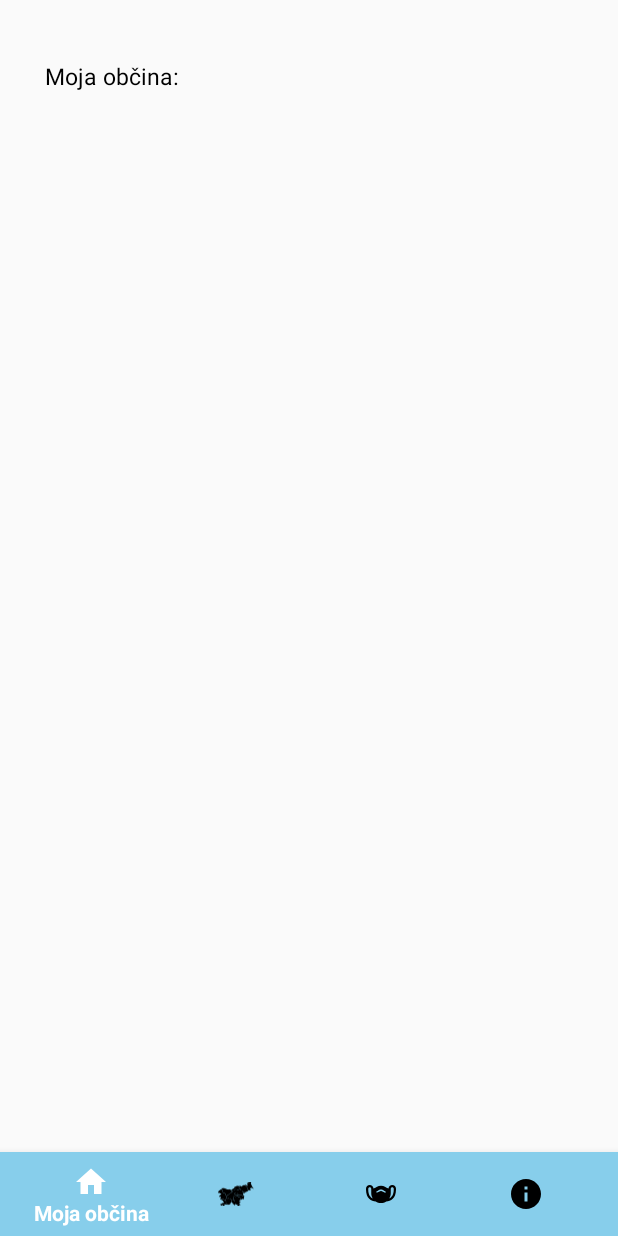
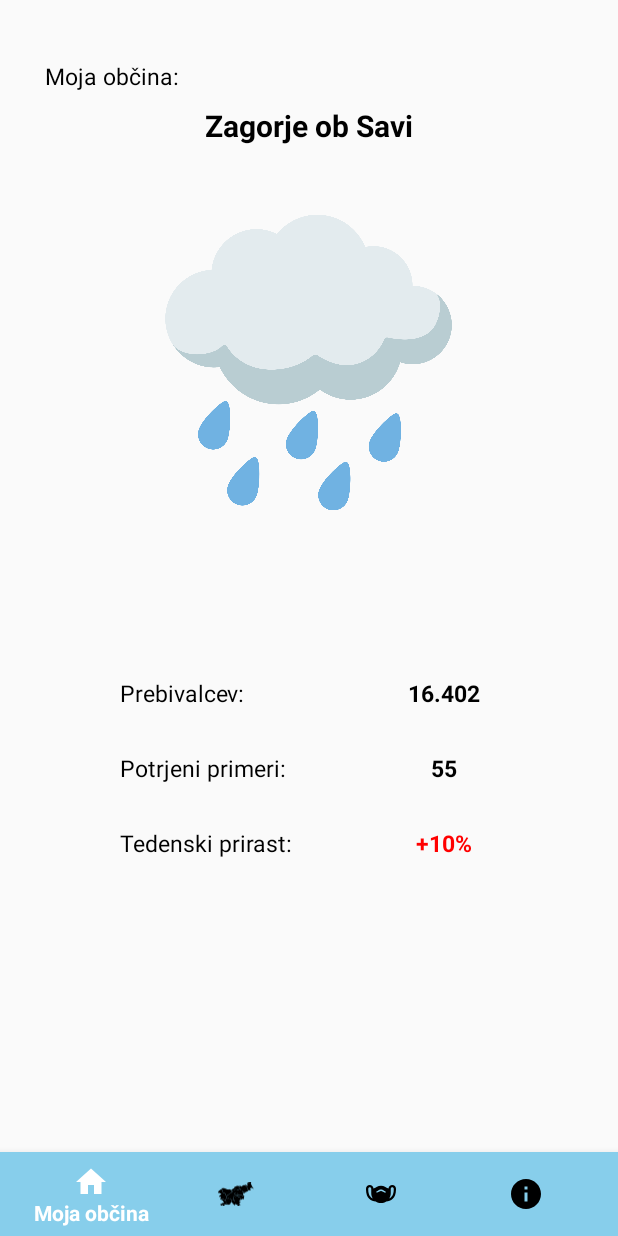
Before and after one commit to evavid2/CovidVremenar, an Android app: the screen it shows after launch (MojaObcinaActivity), on a phone screen of 412 x 824 dp. Run offline under Robolectric (Android 15) with nearby library versions, the phone set to English and light mode, and no system bars.

Commit message:
dopolnjena aktivnost moja občina

```diff
--- a/app/src/main/java/si/uni_lj/fe/tnuv/covidvremenar/MojaObcinaActivity.java
+++ b/app/src/main/java/si/uni_lj/fe/tnuv/covidvremenar/MojaObcinaActivity.java
@@ -4,8 +4,11 @@ import androidx.annotation.NonNull;
 import androidx.appcompat.app.AppCompatActivity;
 
 import android.content.Intent;
+import android.graphics.Color;
 import android.os.Bundle;
 import android.view.MenuItem;
+import android.widget.ImageView;
+import android.widget.TextView;
 
 import com.google.android.material.bottomnavigation.BottomNavigationView;
 
@@ -15,7 +18,23 @@ public class MojaObcinaActivity extends AppCompatActivity {
     protected void onCreate(Bundle savedInstanceState) {
         super.onCreate(savedInstanceState);
         setContentView(R.layout.activity_moja_obcina);
-
+        //nastavljanje barve teksta za tedenski prirast, če gre gor je rdeče, če gre dol je zeleno, ter slike, če gre gor je dež, če gre dol je sonce
+        TextView tedenskiPrirast =(TextView)findViewById(R.id.textView8);
+        ImageView slikaVremena = (ImageView)findViewById(R.id.imageView10);
+        String prirast = getString(R.string.procent_tedenskega_prirasta);
+        char ch1 = prirast.charAt(0);
+        if(ch1 == '+'){
+            tedenskiPrirast.setTextColor(Color.RED);
+            slikaVremena.setImageResource(R.mipmap.dezevno_vreme);
+        }
+        else if(ch1 == '-'){
+            tedenskiPrirast.setTextColor(Color.GREEN);
+            slikaVremena.setImageResource(R.mipmap.soncek);
+        }
+        else{
+            tedenskiPrirast.setTextColor(Color.BLACK);
+            slikaVremena.setImageResource(R.mipmap.soncek);
+        }
         //Initialize And Assign Variable
         BottomNavigationView bottomNavigationView = findViewById(R.id.bottom_navigation);
 
--- a/app/src/main/res/layout/activity_moja_obcina.xml
+++ b/app/src/main/res/layout/activity_moja_obcina.xml
@@ -27,4 +27,97 @@
         app:menu="@menu/menu_navigation"
         android:layout_alignParentBottom="true"
         />
+
+    <TextView
+        android:id="@+id/textView"
+        android:layout_width="wrap_content"
+        android:layout_height="wrap_content"
+        android:text="@string/ime_občine"
+        android:textColor="@color/black"
+        android:textStyle="bold"
+        android:textSize="20dp"
+        android:layout_centerHorizontal="true"
+        android:paddingTop="70dp"/>
+
+    <ImageView
+        android:id="@+id/imageView10"
+        android:layout_width="191dp"
+        android:layout_height="353dp"
+        android:layout_centerHorizontal="true"
+        android:paddingTop="130dp"/>
+
+    <TextView
+        android:id="@+id/textView3"
+        android:layout_width="wrap_content"
+        android:layout_height="wrap_content"
+        android:text="@string/prebivalci"
+        android:layout_centerVertical="true"
+        android:paddingTop="100dp"
+        android:paddingLeft="80dp"
+        android:textColor="@color/black"
+        android:textStyle="normal"
+        android:textSize="15dp"/>
+
+    <TextView
+        android:id="@+id/textView4"
+        android:layout_width="wrap_content"
+        android:layout_height="wrap_content"
+        android:text="@string/potrjeni_primeri"
+        android:layout_centerVertical="true"
+        android:paddingTop="200dp"
+        android:paddingLeft="80dp"
+        android:textColor="@color/black"
+        android:textStyle="normal"
+        android:textSize="15dp"/>
+
+    <TextView
+        android:id="@+id/textView5"
+        android:layout_width="wrap_content"
+        android:layout_height="wrap_content"
+        android:text="@string/tedenski_prirast"
+        android:layout_centerVertical="true"
+        android:paddingTop="300dp"
+        android:paddingLeft="80dp"
+        android:textColor="@color/black"
+        android:textStyle="normal"
+        android:textSize="15dp"/>
+
+    <TextView
+        android:id="@+id/textView6"
+        android:layout_width="wrap_content"
+        android:layout_height="wrap_content"
+        android:layout_centerHorizontal="true"
+        android:paddingLeft="180dp"
+        android:layout_centerVertical="true"
+        android:paddingTop="100dp"
+        android:text="@string/stevilo_prebivalcev"
+        android:textColor="@color/black"
+        android:textSize="15dp"
+        android:textStyle="bold" />
+
+    <TextView
+        android:id="@+id/textView7"
+        android:layout_width="wrap_content"
+        android:layout_height="wrap_content"
+        android:layout_centerHorizontal="true"
+        android:paddingLeft="180dp"
+        android:layout_centerVertical="true"
+        android:paddingTop="200dp"
+        android:text="@string/st_potrjenih_priimerov"
+        android:textColor="@color/black"
+        android:textSize="15dp"
+        android:textStyle="bold" />
+
+    <TextView
+        android:id="@+id/textView8"
+        android:layout_width="wrap_content"
+        android:layout_height="wrap_content"
+        android:layout_centerHorizontal="true"
+        android:paddingLeft="180dp"
+        android:layout_centerVertical="true"
+        android:paddingTop="300dp"
+        android:text="@string/procent_tedenskega_prirasta"
+        android:textSize="15dp"
+        android:textStyle="bold" />
+
 </RelativeLayout>
--- a/app/src/main/res/values/strings.xml
+++ b/app/src/main/res/values/strings.xml
@@ -3,4 +3,11 @@
     <string name="pozdravljeni_v_aplikaciji_covid_vremenar">Pozdravljeni v aplikaciji COVID Vremenar!</string>
     <string name="podpis">Aplikacija nudi lokalno in celotno sliko o epidemiji COVID-19 v Sloveniji.</string>
     <string name="gumb_pozdravni">ZAČNIMO</string>
+    <string name="ime_občine">Zagorje ob Savi</string>
+    <string name="prebivalci">Prebivalcev:</string>
+    <string name="potrjeni_primeri">Potrjeni primeri:</string>
+    <string name="tedenski_prirast">Tedenski prirast:</string>
+    <string name="stevilo_prebivalcev">16.402</string>
+    <string name="st_potrjenih_priimerov">55</string>
+    <string name="procent_tedenskega_prirasta">+10%</string>
 </resources>
```
Also changed, not shown: app/src/main/res/79-791871_cartoon-rain-cloud-png-transparent-png.png (added), app/src/main/res/mipmap-hdpi/dezevno_vreme.png (added), app/src/main/res/soncek/PinClipart.com_sun-clipart-no-background_5814307.png (deleted).
